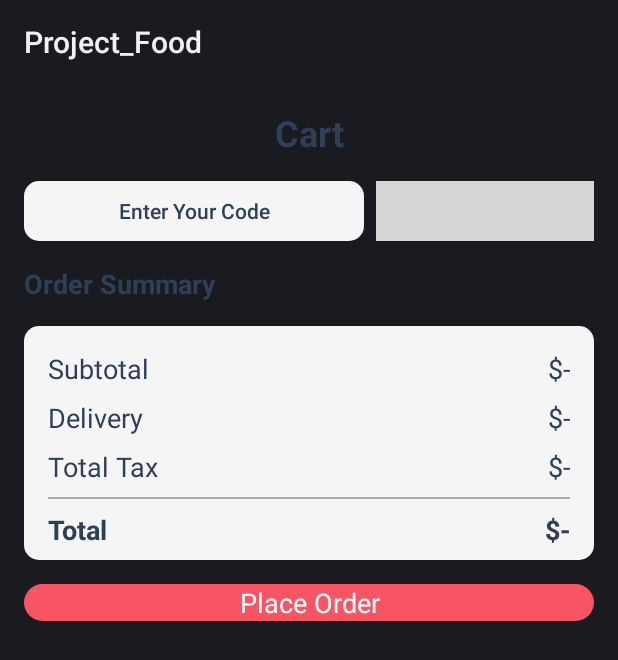
After one commit to reiichan23/PRM391_Project, an Android app: the layout activity_cart.xml on its own in the app's theme, with its tools: preview values and no code run, on a phone screen of 412 x 824 dp. The commit adds this screen. Shown: the top 660 px of the screen. Run offline under Robolectric (Android 15) with nearby library versions, the phone set to English and light mode, and no system bars; grey boxes are pictures that could not be loaded.

Commit message:
Create activityCart & add themes

```diff
--- /dev/null
+++ b/app/src/main/res/layout/activity_cart.xml
@@ -0,0 +1,220 @@
+<?xml version="1.0" encoding="utf-8"?>
+<androidx.constraintlayout.widget.ConstraintLayout xmlns:android="http://schemas.android.com/apk/res/android"
+    xmlns:app="http://schemas.android.com/apk/res-auto"
+    xmlns:tools="http://schemas.android.com/tools"
+    android:layout_width="match_parent"
+    android:layout_height="match_parent"
+    tools:context=".Activity.CartActivity">
+
+    <TextView
+        android:id="@+id/emptyTxt"
+        android:layout_width="wrap_content"
+        android:layout_height="wrap_content"
+        android:text="your cart is Empty"
+        android:textColor="@color/blue_grey"
+        android:visibility="gone"
+        app:layout_constraintBottom_toBottomOf="parent"
+        app:layout_constraintEnd_toEndOf="parent"
+        app:layout_constraintStart_toStartOf="parent"
+        app:layout_constraintTop_toTopOf="@+id/scrollviewCart" />
+
+    <ScrollView
+        android:id="@+id/scrollviewCart"
+        android:layout_width="match_parent"
+        android:layout_height="match_parent">
+
+        <LinearLayout
+            android:layout_width="match_parent"
+            android:layout_height="wrap_content"
+            android:orientation="vertical"
+            android:padding="16dp">
+
+            <TextView
+                android:id="@+id/textView11"
+                android:layout_width="match_parent"
+                android:layout_height="wrap_content"
+                android:text="Cart"
+                android:textAlignment="center"
+                android:textColor="@color/blue_grey"
+                android:textSize="24sp"
+                android:textStyle="bold" />
+
+            <androidx.recyclerview.widget.RecyclerView
+                android:id="@+id/cardView"
+                android:layout_width="match_parent"
+                android:layout_height="match_parent"
+
+                android:clipToPadding="false">
+
+            </androidx.recyclerview.widget.RecyclerView>
+
+            <LinearLayout
+                android:layout_width="match_parent"
+                android:layout_height="match_parent"
+                android:layout_marginTop="16dp"
+                android:orientation="horizontal">
+
+                <EditText
+                    android:id="@+id/editTextText"
+                    android:layout_width="wrap_content"
+                    android:layout_height="40dp"
+                    android:layout_marginEnd="8dp"
+                    android:layout_weight="1"
+                    android:background="@drawable/grey_background"
+                    android:ems="10"
+                    android:hint="Enter Your Code"
+                    android:inputType="text"
+
+                    android:textAlignment="center"
+                    android:textColor="@color/blue_grey"
+                    android:textColorHint="@color/blue_grey"
+                    android:textSize="14sp" />
+
+                <androidx.appcompat.widget.AppCompatButton
+                    android:id="@+id/button"
+                    style="@android:style/Widget.Button"
+                    android:layout_width="145dp"
+                    android:layout_height="40dp"
+                    android:background="@drawable/red_button_background2"
+                    android:text="Apply Coupon"
+                    android:textColor="@color/white" />
+            </LinearLayout>
+
+            <TextView
+                android:id="@+id/textView16"
+                android:layout_width="match_parent"
+                android:layout_height="wrap_content"
+                android:layout_marginTop="16dp"
+                android:text="Order Summary"
+                android:textColor="@color/blue_grey"
+                android:textSize="18sp"
+                android:textStyle="bold" />
+
+            <androidx.constraintlayout.widget.ConstraintLayout
+                android:layout_width="match_parent"
+                android:layout_height="wrap_content"
+                android:layout_marginTop="16dp"
+                android:background="@drawable/grey_background">
+
+                <TextView
+                    android:id="@+id/textView17"
+                    style="@style/textStyle"
+                    android:layout_width="wrap_content"
+                    android:layout_height="wrap_content"
+                    android:layout_marginStart="16dp"
+                    android:layout_marginTop="16dp"
+                    android:text="Subtotal"
+                    app:layout_constraintStart_toStartOf="parent"
+                    app:layout_constraintTop_toTopOf="parent" />
+
+                <TextView
+                    android:id="@+id/textView19"
+                    style="@style/textStyle"
+                    android:layout_width="wrap_content"
+                    android:layout_height="wrap_content"
+                    android:layout_marginTop="8dp"
+                    android:text="Delivery"
+                    app:layout_constraintStart_toStartOf="@+id/textView17"
+                    app:layout_constraintTop_toBottomOf="@+id/textView17" />
+
+                <TextView
+                    android:id="@+id/textView21"
+                    style="@style/textStyle"
+                    android:layout_width="wrap_content"
+                    android:layout_height="wrap_content"
+                    android:layout_marginTop="8dp"
+                    android:text="Total Tax"
+                    app:layout_constraintStart_toStartOf="@+id/textView19"
+                    app:layout_constraintTop_toBottomOf="@+id/textView19" />
+
+                <TextView
+                    android:id="@+id/totalFeeTxt"
+                    style="@style/textStyle"
+                    android:layout_width="wrap_content"
+                    android:layout_height="wrap_content"
+                    android:layout_marginEnd="16dp"
+                    android:text="$-"
+                    app:layout_constraintEnd_toEndOf="parent"
+                    app:layout_constraintTop_toTopOf="@+id/textView17" />
+
+                <TextView
+                    android:id="@+id/deliveryTxt"
+                    style="@style/textStyle"
+                    android:layout_width="wrap_content"
+                    android:layout_height="wrap_content"
+                    android:layout_marginTop="8dp"
+                    android:text="$-"
+                    app:layout_constraintEnd_toEndOf="@+id/totalFeeTxt"
+                    app:layout_constraintTop_toBottomOf="@+id/totalFeeTxt" />
+
+                <TextView
+                    android:id="@+id/taxTxt"
+                    style="@style/textStyle"
+                    android:layout_width="wrap_content"
+                    android:layout_height="wrap_content"
+                    android:layout_marginTop="8dp"
+                    android:text="$-"
+                    app:layout_constraintEnd_toEndOf="@+id/deliveryTxt"
+                    app:layout_constraintTop_toBottomOf="@+id/deliveryTxt" />
+
+                <View
+                    android:id="@+id/view4"
+                    android:layout_width="0dp"
+                    android:layout_height="1dp"
+                    android:layout_marginStart="16dp"
+                    android:layout_marginTop="8dp"
+                    android:layout_marginEnd="16dp"
+                    android:background="#ABABAB"
+                    app:layout_constraintEnd_toEndOf="parent"
+                    app:layout_constraintStart_toStartOf="parent"
+                    app:layout_constraintTop_toBottomOf="@+id/textView21" />
+
+                <TextView
+                    android:id="@+id/textView25"
+                    style="@style/textStyleBold"
+                    android:layout_width="wrap_content"
+                    android:layout_height="wrap_content"
+                    android:layout_marginTop="8dp"
+                    android:text="Total"
+                    app:layout_constraintStart_toStartOf="@+id/textView21"
+                    app:layout_constraintTop_toBottomOf="@+id/view4" />
+
+                <TextView
+                    android:id="@+id/totalTxt"
+                    style="@style/textStyleBold"
+                    android:layout_width="wrap_content"
+                    android:layout_height="wrap_content"
+                    android:layout_marginEnd="16dp"
+                    android:layout_marginBottom="8dp"
+                    android:text="$-"
+                    app:layout_constraintBottom_toBottomOf="parent"
+                    app:layout_constraintEnd_toEndOf="parent"
+                    app:layout_constraintTop_toTopOf="@+id/textView25" />
+            </androidx.constraintlayout.widget.ConstraintLayout>
+
+            <androidx.appcompat.widget.AppCompatButton
+                android:id="@+id/button2"
+                style="@android:style/Widget.Button"
+                android:layout_width="match_parent"
+                android:layout_height="wrap_content"
+                android:layout_marginTop="16dp"
+                android:background="@drawable/red_button_background"
+                android:text="Place Order"
+                android:textColor="@color/white"
+                android:textSize="18sp" />
+        </LinearLayout>
+    </ScrollView>
+
+    <ImageView
+        android:id="@+id/backBtn"
+        android:layout_width="wrap_content"
+        android:layout_height="wrap_content"
+        android:layout_marginStart="16dp"
+        android:layout_marginTop="16dp"
+        android:padding="4dp"
+
+        app:layout_constraintStart_toStartOf="parent"
+        app:layout_constraintTop_toTopOf="parent"
+        app:srcCompat="@drawable/arrow" />
+
+</androidx.constraintlayout.widget.ConstraintLayout>
--- a/app/src/main/res/values/themes.xml
+++ b/app/src/main/res/values/themes.xml
@@ -1,9 +1,19 @@
 <resources xmlns:tools="http://schemas.android.com/tools">
     <!-- Base application theme. -->
-    <style name="Base.Theme.Project_Food" parent="Theme.Material3.DayNight.NoActionBar">
+    <style name="Base.Theme.Food" parent="Theme.Material3.DayNight.NoActionBar">
         <!-- Customize your light theme here. -->
         <!-- <item name="colorPrimary">@color/my_light_primary</item> -->
     </style>
 
-    <style name="Theme.Project_Food" parent="Base.Theme.Project_Food" />
+    <style name="Theme.Food" parent="Base.Theme.Food" />
+    <style name="textStyle" parent="Widget.AppCompat.TextView">
+        <item name="android:textColor">@color/blue_grey</item>
+        <item name="android:textSize">18sp</item>
+
+    </style>
+    <style name="textStyleBold" parent="Widget.AppCompat.TextView">
+        <item name="android:textColor">@color/blue_grey</item>
+        <item name="android:textSize">18sp</item>
+        <item name="android:textStyle">bold</item>
+    </style>
 </resources>
```
